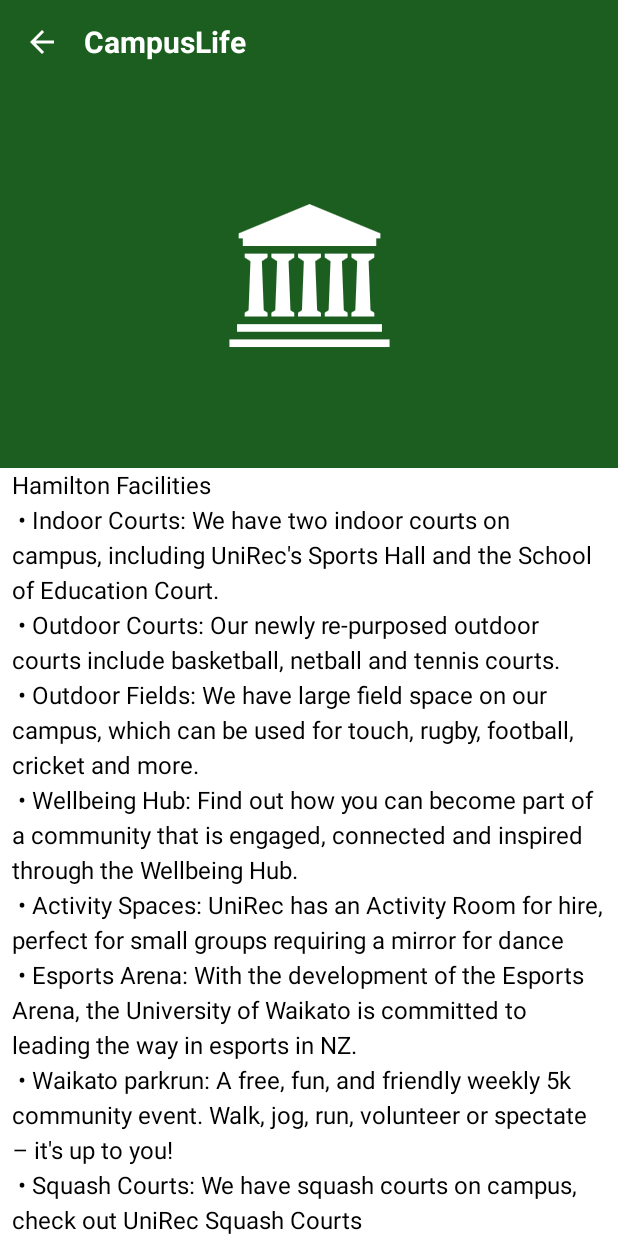
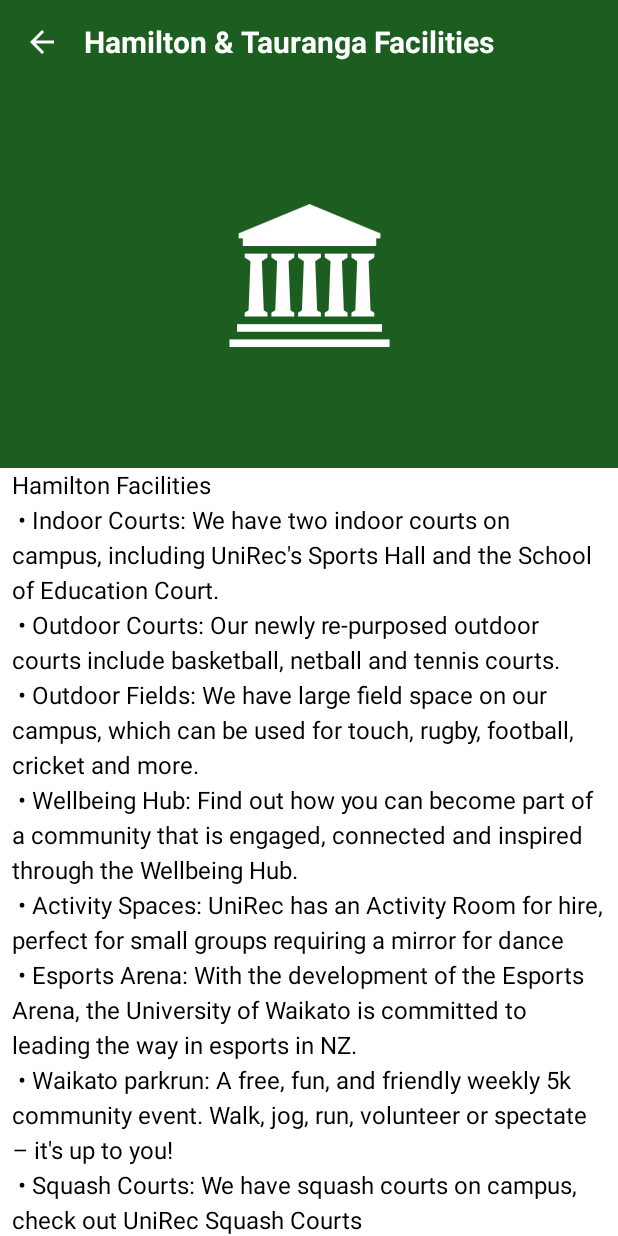
Before and after one commit to LiDaotong10/20243006983-AssignmentOne, an Android app: the screen it shows after launch (DetailActivity), after a tap on "Facilities", on a phone screen of 412 x 824 dp. Run offline under Robolectric (Android 15) with nearby library versions, the phone set to English and light mode, and no system bars.

Commit message:
Part I: polish resources, document verification steps and add Android CI

```diff
--- a/app/src/main/java/com/example/campuslife/DetailActivity.java
+++ b/app/src/main/java/com/example/campuslife/DetailActivity.java
@@ -39,10 +39,12 @@ public class DetailActivity extends Activity {
                 getPackageName());
 
         ImageView detailImage = findViewById(R.id.detail_image);
+        TextView detailHeader = findViewById(R.id.detail_header);
         TextView detailTitle = findViewById(R.id.detail_title);
         TextView detailContent = findViewById(R.id.detail_content);
 
         detailImage.setImageResource(imageResourceId);
+        detailHeader.setText(title);
         detailTitle.setText(title);
         detailContent.setText(content);
 
--- a/app/src/main/java/com/example/campuslife/MainActivity.java
+++ b/app/src/main/java/com/example/campuslife/MainActivity.java
@@ -24,28 +24,28 @@ public class MainActivity extends Activity {
         ImageButton supportButton = findViewById(R.id.support_button);
 
         facilitiesButton.setOnClickListener(view -> {
-            Toast.makeText(this, "Facilities clicked", Toast.LENGTH_SHORT).show();
+            Toast.makeText(this, getString(R.string.toast_facilities_clicked), Toast.LENGTH_SHORT).show();
             Intent intent = new Intent(MainActivity.this, DetailActivity.class);
             intent.putExtra(DetailActivity.EXTRA_SECTION_INDEX, SECTION_FACILITIES);
             startActivity(intent);
         });
 
         eventsButton.setOnClickListener(view -> {
-            Toast.makeText(this, "Events clicked", Toast.LENGTH_SHORT).show();
+            Toast.makeText(this, getString(R.string.toast_events_clicked), Toast.LENGTH_SHORT).show();
             Intent intent = new Intent(MainActivity.this, DetailActivity.class);
             intent.putExtra(DetailActivity.EXTRA_SECTION_INDEX, SECTION_EVENTS);
             startActivity(intent);
         });
 
         clubsButton.setOnClickListener(view -> {
-            Toast.makeText(this, "Clubs clicked", Toast.LENGTH_SHORT).show();
+            Toast.makeText(this, getString(R.string.toast_clubs_clicked), Toast.LENGTH_SHORT).show();
             Intent intent = new Intent(MainActivity.this, DetailActivity.class);
             intent.putExtra(DetailActivity.EXTRA_SECTION_INDEX, SECTION_CLUBS);
             startActivity(intent);
         });
 
         supportButton.setOnClickListener(view -> {
-            Toast.makeText(this, "Support clicked", Toast.LENGTH_SHORT).show();
+            Toast.makeText(this, getString(R.string.toast_support_clicked), Toast.LENGTH_SHORT).show();
             Intent intent = new Intent(MainActivity.this, DetailActivity.class);
             intent.putExtra(DetailActivity.EXTRA_SECTION_INDEX, SECTION_SUPPORT);
             startActivity(intent);
--- a/app/src/main/res/layout/activity_detail.xml
+++ b/app/src/main/res/layout/activity_detail.xml
@@ -11,9 +11,9 @@
             android:contentDescription="@string/back" android:padding="@dimen/screen_padding"
             android:src="@drawable/ic_arrow_back" />
         <TextView android:id="@+id/detail_header" android:layout_width="0dp" android:layout_height="wrap_content"
-            android:layout_weight="1" android:paddingStart="@dimen/screen_padding"
-            android:paddingLeft="@dimen/screen_padding" android:text="@string/app_name"
-            android:textColor="@color/white" android:textSize="20sp" android:textStyle="bold" />
+            android:layout_weight="1" android:ellipsize="end" android:maxLines="2"
+            android:paddingStart="@dimen/screen_padding" android:text="@string/app_name"
+            android:textColor="@color/white" android:textSize="@dimen/detail_header_text_size" android:textStyle="bold" />
     </LinearLayout>
 
     <ImageView android:id="@+id/detail_image" android:layout_width="match_parent"
@@ -28,11 +28,11 @@
             android:orientation="vertical" android:padding="@dimen/screen_padding">
             <TextView android:id="@+id/detail_title" android:layout_width="match_parent"
                 android:layout_height="wrap_content" android:text="@string/detail_title_placeholder"
-                android:textColor="@color/green" android:textSize="24sp" android:textStyle="bold" />
+                android:textColor="@color/green" android:textSize="@dimen/detail_title_text_size" android:textStyle="bold" />
             <TextView android:id="@+id/detail_content" android:layout_width="match_parent"
                 android:layout_height="wrap_content" android:layout_marginTop="@dimen/grid_spacing"
                 android:lineSpacingMultiplier="1.25" android:text="@string/detail_content_placeholder"
-                android:textColor="@android:color/black" android:textIsSelectable="true" android:textSize="16sp" />
+                android:textColor="@android:color/black" android:textIsSelectable="true" android:textSize="@dimen/detail_body_text_size" />
         </LinearLayout>
     </ScrollView>
 </LinearLayout>
--- a/app/src/main/res/values/dimens.xml
+++ b/app/src/main/res/values/dimens.xml
@@ -6,4 +6,7 @@
     <dimen name="button_corner_radius">10dp</dimen>
     <dimen name="label_text_size">16sp</dimen>
     <dimen name="banner_text_padding">16dp</dimen>
+    <dimen name="detail_header_text_size">20sp</dimen>
+    <dimen name="detail_title_text_size">24sp</dimen>
+    <dimen name="detail_body_text_size">16sp</dimen>
 </resources>
--- a/app/src/main/res/values/strings.xml
+++ b/app/src/main/res/values/strings.xml
@@ -7,6 +7,10 @@
     <string name="events">Events</string>
     <string name="clubs">Clubs</string>
     <string name="support">Support</string>
+    <string name="toast_facilities_clicked">Facilities clicked</string>
+    <string name="toast_events_clicked">Events clicked</string>
+    <string name="toast_clubs_clicked">Clubs clicked</string>
+    <string name="toast_support_clicked">Support clicked</string>
     <string name="back">Back</string>
     <string name="detail_activity_label">CampusLife details</string>
     <string name="detail_image_description">Selected CampusLife section image</string>
```
Also changed, not shown: 3 other files.
